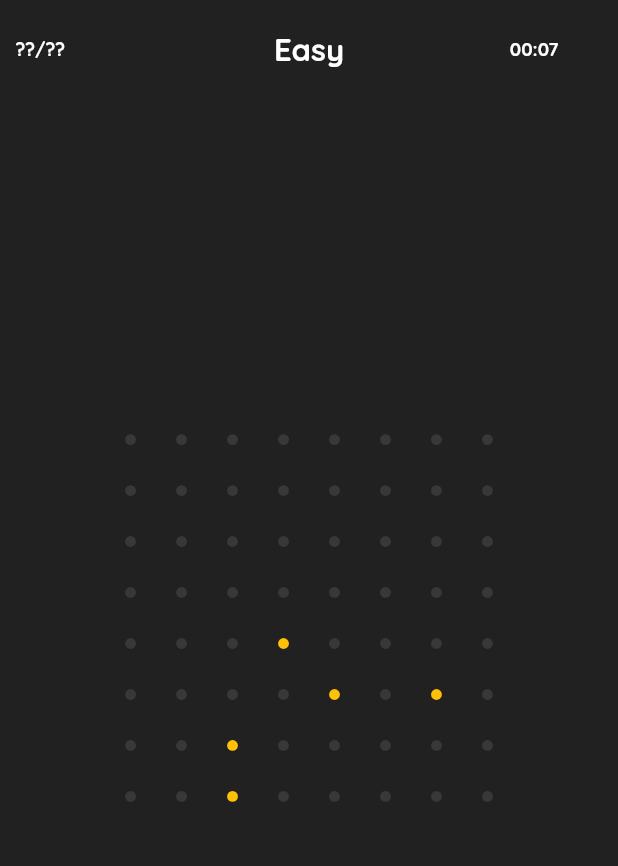
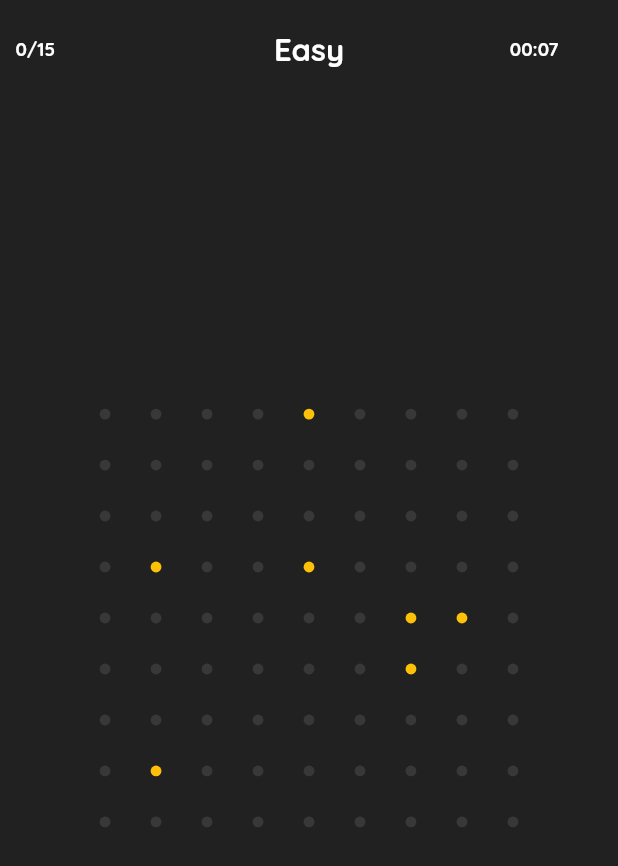
Before and after one commit to Neptune-1/optimal_routing, a Flutter app: the screen it shows after launch, on a phone screen of 412 x 824 dp. Shown: the top 866 px of the screen. Run offline on Flutter 3.47's test engine with Material 2 defaults, Android fonts, the phone set to English and light mode, and no system bars; our stand-ins replace google_fonts, package_info_plus, shared_preferences.

Commit message:
its playable now

```diff
--- /dev/null
+++ b/lib/data/trees.dart
@@ -0,0 +1 @@
+List trees = [[[[[4, 3], [7, 4], [4, 0], [6, 5], [6, 4], [1, 3], [1, 7]], 15, 0], [[[0, 8], [5, 4], [0, 2], [5, 2], [5, 0]], 15, 0], [[[0, 2], [0, 7], [5, 4], [0, 1], [1, 8], [4, 1], [2, 2], [6, 6], [2, 0], [4, 1]], 21, 1], [[[4, 7], [4, 6], [5, 5], [7, 5], [7, 2], [7, 7], [5, 7], [0, 3], [8, 5], [1, 1]], 20, 2], [[[1, 0], [5, 3], [2, 3], [0, 4], [6, 2], [4, 8], [4, 3], [0, 0]], 17, 1], [[[1, 7], [1, 7], [2, 7], [4, 2], [3, 6]], 8, 0], [[[2, 8], [1, 5], [3, 7], [2, 7], [5, 1]], 12, 1], [[[6, 7], [2, 1], [8, 4], [7, 8], [5, 3]], 14, 1], [[[1, 6], [6, 8], [0, 8], [2, 8], [8, 3], [6, 6]], 15, 1], [[[5, 8], [5, 1], [1, 0], [3, 2], [4, 7], [1, 5], [3, 6]], 16, 2]]];
--- a/lib/pages/game_page.dart
+++ b/lib/pages/game_page.dart
@@ -1,8 +1,10 @@
 import 'dart:async';
 
+import 'package:flutter/cupertino.dart';
 import 'package:flutter/material.dart';
 import 'package:google_fonts/google_fonts.dart';
 
+import '../data/trees.dart';
 import '../styles.dart';
 import '../widgets/field.dart';
 
@@ -17,9 +19,11 @@ class GamePage extends StatefulWidget {
 
 class _GamePageState extends State<GamePage> {
   int currentLinesNumber = 0;
-  final StreamController<String> currentNumOfLines = StreamController();
+  final StreamController<int> currentNumOfLines = StreamController();
   final StreamController<int> timerStream = StreamController();
-  late final Timer timer;
+  final StreamController<bool> isGameOver = StreamController();
+  late Timer timer;
+  int gameNum = 0;
 
   @override
   void initState() {
@@ -28,6 +32,19 @@ class _GamePageState extends State<GamePage> {
     });
     super.initState();
   }
+
+  void startNewGame() {
+    print("restartrestartrestartrestartrestart");
+    timer.cancel();
+    timer = Timer.periodic(const Duration(seconds: 1), (timer) {
+      timerStream.add(timer.tick);
+    });
+    currentNumOfLines.add(0);
+    gameNum != trees[widget.level].length ? gameNum++ : null;
+    isGameOver.add(false);
+    setState(() {});
+  }
+
   @override
   Widget build(BuildContext context) {
     Style.init(context);
@@ -42,54 +59,94 @@ class _GamePageState extends State<GamePage> {
                 child: Row(
                   mainAxisAlignment: MainAxisAlignment.spaceBetween,
                   children: [
-                    StreamBuilder<String>(
+                    StreamBuilder<int>(
                         stream: currentNumOfLines.stream,
                         builder: (context, snapshot) {
-                        return  SizedBox(
-                          width: Style.blockM*3,
+                          return SizedBox(
+                            width: Style.blockM * 3,
                             child: Text(
-                            snapshot.data ?? "??/??",
-                            style: GoogleFonts.quicksand(fontSize: Style.blockM * 0.6, fontWeight: FontWeight.w800, color: Style.primaryColor),
+                              "${snapshot.data ?? 0}/${trees[widget.level][gameNum][1]}",
+                              style: GoogleFonts.quicksand(
+                                  fontSize: Style.blockM * 0.6, fontWeight: FontWeight.w800, color: Style.primaryColor),
                             ),
                           );
-                      }
-                    ),
+                        }),
                     Text(
                       ["Easy", "Middle", "Hard"][widget.level],
-                      style: GoogleFonts.quicksand(fontSize: Style.blockM * 1, fontWeight: FontWeight.w800, color: Style.primaryColor),
+                      style: GoogleFonts.quicksand(
+                          fontSize: Style.blockM * 1, fontWeight: FontWeight.w800, color: Style.primaryColor),
                     ),
                     StreamBuilder<int>(
                         stream: timerStream.stream,
                         builder: (context, snapshot) {
                           String time = "00:00";
 
-                          if(snapshot.hasData){
-                            String minutes = ((snapshot.data  as int)~/60).toString();
-                            String seconds = ((snapshot.data  as int)%60).toString();
-                            if(minutes.length==1) minutes = '0' + minutes;
-                            if(seconds.length==1) seconds = '0' + seconds;
+                          if (snapshot.hasData) {
+                            String minutes = ((snapshot.data as int) ~/ 60).toString();
+                            String seconds = ((snapshot.data as int) % 60).toString();
+                            if (minutes.length == 1) minutes = '0' + minutes;
+                            if (seconds.length == 1) seconds = '0' + seconds;
                             time = "$minutes:$seconds";
-                            if((snapshot.data  as int)~/60 > 60){
+                            if ((snapshot.data as int) ~/ 60 > 60) {
                               time = "Reeally long";
                             }
                           }
 
                           return SizedBox(
-                            width: Style.blockM*3,
+                            width: Style.blockM * 3,
                             child: Text(
                               time,
-                              style: GoogleFonts.quicksand(fontSize: Style.blockM * 0.6, fontWeight: FontWeight.w800, color: Style.primaryColor),
+                              style: GoogleFonts.quicksand(
+                                  fontSize: Style.blockM * 0.6, fontWeight: FontWeight.w800, color: Style.primaryColor),
                             ),
                           );
-                        }
-                    ),
-
+                        }),
                   ],
                 ),
               )),
           Center(
-            child: Field(currentNumOfLines: currentNumOfLines, level:widget.level),
+            child: AnimatedSwitcher(
+              duration: const Duration(milliseconds: 200),
+              child: Field(
+                  key: UniqueKey(),
+                  currentNumOfLines: currentNumOfLines,
+                  level: widget.level,
+                  gameNum: gameNum,
+                  isGameOver: isGameOver),
+            ),
+          ),
+          StreamBuilder<bool>(
+              stream: isGameOver.stream,
+              builder: (context, snapshot) {
+                return AnimatedSwitcher(
+                  duration: const Duration(milliseconds: 200),
+                  child: snapshot.data == true
+                      ? Align(
+                          alignment: const Alignment(0, 0.9),
+                          child: ElevatedButton(
+                            style: ButtonStyle(
+                                shape: MaterialStateProperty.all<RoundedRectangleBorder>(RoundedRectangleBorder(
+                                  borderRadius: BorderRadius.circular(Style.blockM * 0.2),
+                                )),
+                                minimumSize: MaterialStateProperty.all(Size.zero),
+                                padding: MaterialStateProperty.all(EdgeInsets.zero),
+                                backgroundColor: MaterialStateProperty.all(Style.primaryColor),
+                                overlayColor: MaterialStateProperty.all(Style.secondaryColor.withOpacity(0.1)),
+                                elevation: MaterialStateProperty.all(0)),
+                            onPressed: () {startNewGame();},
+                            child: Padding(
+                              padding: EdgeInsets.symmetric(vertical: Style.blockM * 0.5, horizontal: 5 * Style.blockM),
+                              child: Text("Next",
+                                  style: GoogleFonts.quicksand(
+                                      fontSize: Style.blockM * 0.7,
+                                      fontWeight: FontWeight.w800,
+                                      color: Style.secondaryColor)),
+                            ),
+                          ),
                         )
+                      : Container(),
+                );
+              })
         ]));
   }
 }
--- a/lib/widgets/field.dart
+++ b/lib/widgets/field.dart
@@ -1,22 +1,25 @@
 import 'dart:async';
-import 'dart:math';
 
 import 'package:flutter/material.dart';
 
+import '../data/trees.dart';
 import '../styles.dart';
 
 class Field extends StatefulWidget {
-  final StreamController<String> currentNumOfLines;
+  final StreamController<int> currentNumOfLines;
   final int level;
+  final int gameNum;
+  final StreamController<bool> isGameOver;
 
-  const Field({Key? key, required this.currentNumOfLines, required this.level}) : super(key: key);
+  const Field({Key? key, required this.currentNumOfLines, required this.level, required this.gameNum, required this.isGameOver,})
+      : super(key: key);
 
   @override
   State<Field> createState() => _FieldState();
 }
 
 class _FieldState extends State<Field> {
-  final int fieldSize = 8;
+  final int fieldSize = 9;
   final double spacePointPoint = Style.blockM * 1.3;
   final double pointDiameter = Style.blockM * 0.35;
   final double spaceLinePoint = Style.blockM * 0.3;
@@ -28,6 +31,7 @@ class _FieldState extends State<Field> {
   late List<Point?> filledPoints;
   int currentNumOfLines = 0;
   bool routeIsConnected = false;
+  bool isGameOver = false;
 
   @override
   void initState() {
@@ -35,23 +39,13 @@ class _FieldState extends State<Field> {
     routesH = List.generate(fieldSize, (x) => List.generate(fieldSize, (y) => false));
     routesV = List.generate(fieldSize, (x) => List.generate(fieldSize, (y) => false));
 
-    var rng = Random();
-    for (var i = 0; i < 5; i++) {
-      int x = rng.nextInt(fieldSize);
-      int y = rng.nextInt(fieldSize);
-      //TODO create check for duplicates random
-      // wile (!(chosenPoints.firstWhere((e) => e!.x == x && e.y == y, orElse: () => null) != null)) {
-      //   x = rng.nextInt(fieldSize);
-      //   y = rng.nextInt(fieldSize);
-      // }
-      chosenPoints.add(Point(x, y));
-    }
+    chosenPoints = (trees[widget.level][widget.gameNum][0] as List).map((e) => Point(e[0], e[1])).toList().cast<Point?>();
+
     filledPoints = [...chosenPoints];
 
     points = List.generate(
         fieldSize,
-            (x) =>
-            List.generate(
+        (x) => List.generate(
             fieldSize, (y) => (chosenPoints.firstWhere((e) => e!.x == x && e.y == y, orElse: () => null) != null)));
   }
 
@@ -78,7 +72,12 @@ class _FieldState extends State<Field> {
       routeIsConnected = connectedRout();
       print(routeIsConnected);
       currentNumOfLines += currentState ? -1 : 1;
-      widget.currentNumOfLines.add("$currentNumOfLines/24");
+      widget.currentNumOfLines.add(currentNumOfLines);
+
+      if (routeIsConnected && trees[widget.level][widget.gameNum][1] == currentNumOfLines) {
+        widget.isGameOver.add(true);
+        isGameOver = true;
+      }
     });
   }
 
@@ -127,7 +126,7 @@ class _FieldState extends State<Field> {
     List<Point?> targetTemp = [];
     List<Point?> allPoints = [];
 
-    for(int i=0; i<connectedPairs.length; i+=1){
+    for (int i = 0; i < connectedPairs.length; i += 1) {
       for (Line line in connectedPairs) {
         for (Point? tarPoint in target) {
           if (line.start.samePoint(tarPoint!)) {
@@ -142,31 +141,29 @@ class _FieldState extends State<Field> {
       targetTemp = [];
     }
 
-    for(var point in chosenPoints){
-      if(!isPointInList(point!, allPoints)) return false;
+    for (var point in chosenPoints) {
+      if (!isPointInList(point!, allPoints)) return false;
     }
 
     return true;
   }
 
+  gameOver() {}
 
   @override
   Widget build(BuildContext context) {
-    Style.init(context);
     return Stack(
       children: [
         Column(
           mainAxisSize: MainAxisSize.min,
           children: List.generate(
               fieldSize * 2 - 1,
-                  (y) =>
-              y % 2 == 1
+              (y) => y % 2 == 1
                   ? Row(
                       mainAxisSize: MainAxisSize.min,
                       children: List.generate(
                         fieldSize * 2 - 1,
-                        (x) =>
-                    x % 2 == 1
+                        (x) => x % 2 == 1
                             ? SizedBox(
                                 width: spacePointPoint,
                               )
@@ -182,7 +179,7 @@ class _FieldState extends State<Field> {
                                         height: spacePointPoint - spaceLinePoint,
                                         width: lineThick,
                                         decoration: BoxDecoration(
-                                  color: routesV[x ~/ 2][y ~/ 2]
+                                            color: routesV[x ~/ 2][y ~/ 2] || isGameOver
                                                 ? (routeIsConnected
                                                     ? Style.accentColor
                                                     : Style.primaryColor.withOpacity(1))
@@ -196,8 +193,7 @@ class _FieldState extends State<Field> {
                       mainAxisSize: MainAxisSize.min,
                       children: List.generate(
                         fieldSize * 2 - 1,
-                        (x) =>
-                    x % 2 == 1
+                        (x) => x % 2 == 1
                             ? GestureDetector(
                                 behavior: HitTestBehavior.translucent,
                                 onTap: () => chooseRout(x ~/ 2, y ~/ 2, "h"),
@@ -210,7 +206,7 @@ class _FieldState extends State<Field> {
                                         width: spacePointPoint - spaceLinePoint,
                                         height: lineThick,
                                         decoration: BoxDecoration(
-                                  color: routesH[x ~/ 2][y ~/ 2]
+                                            color: routesH[x ~/ 2][y ~/ 2] || isGameOver
                                                 ? (routeIsConnected
                                                     ? Style.accentColor
                                                     : Style.primaryColor.withOpacity(1))
@@ -227,8 +223,8 @@ class _FieldState extends State<Field> {
                                     color: (chosenPoints.firstWhere((e) => e!.x == x ~/ 2 && e.y == y ~/ 2,
                                                 orElse: () => null) !=
                                             null)
-                                ? (routeIsConnected ? Style.primaryColor : Style.accentColor)
-                                : (points[x ~/ 2][y ~/ 2]
+                                        ? (routeIsConnected && !isGameOver ? Style.primaryColor : Style.accentColor)
+                                        : (points[x ~/ 2][y ~/ 2] || isGameOver
                                             ? (routeIsConnected ? Style.accentColor : Style.primaryColor)
                                             : Style.primaryColor.withOpacity(0.1)),
                                     shape: BoxShape.circle)),
@@ -248,6 +244,10 @@ class Point {
   bool samePoint(Point point) {
     return point.x == x && point.y == y;
   }
+
+  printPoint() {
+    print("$x $y");
+  }
 }
 
 class Line {
--- a/pubspec.yaml
+++ b/pubspec.yaml
@@ -15,6 +15,8 @@ dependencies:
   firebase_core: 1.12.0
   google_fonts: ^2.3.1
   universal_html: ^2.0.8
+  shared_preferences: ^2.0.13
+  package_info_plus: ^1.4.0
 dev_dependencies:
   flutter_test:
     sdk: flutter
```
Also changed, not shown: lib/main.dart (+11 -1 lines), lib/prefs.dart (added, +38 -0 lines), pubspec.lock. Lines whose indentation alone changed are shown as unchanged.
